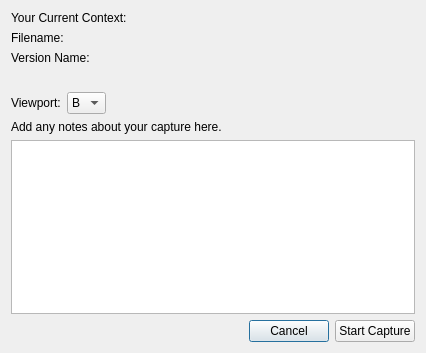
This is resources/dialog.ui in dlsisk/tk-softimage-captureversion as Qt 5 draws it before an edit. The edited form follows.
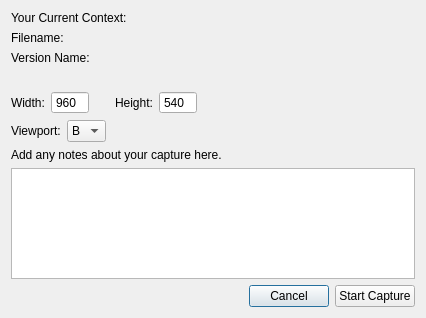
This is the edited form.

Diff of the .ui file:
```diff
--- a/resources/dialog.ui
+++ b/resources/dialog.ui
@@ -7,7 +7,7 @@
     <x>0</x>
     <y>0</y>
     <width>426</width>
-    <height>353</height>
+    <height>318</height>
    </rect>
   </property>
   <property name="windowTitle">
@@ -49,14 +49,96 @@
      <property name="orientation">
       <enum>Qt::Vertical</enum>
      </property>
+     <property name="sizeType">
+      <enum>QSizePolicy::Minimum</enum>
+     </property>
      <property name="sizeHint" stdset="0">
       <size>
-       <width>20</width>
-       <height>40</height>
+       <width>40</width>
+       <height>20</height>
       </size>
      </property>
     </spacer>
    </item>
+   <item>
+    <layout class="QHBoxLayout" name="horizontalLayout_3">
+     <item>
+      <widget class="QLabel" name="label_3">
+       <property name="text">
+        <string>Width:</string>
+       </property>
+      </widget>
+     </item>
+     <item>
+      <widget class="QSpinBox" name="widthEdit">
+       <property name="buttonSymbols">
+        <enum>QAbstractSpinBox::NoButtons</enum>
+       </property>
+       <property name="minimum">
+        <number>1</number>
+       </property>
+       <property name="maximum">
+        <number>6000</number>
+       </property>
+       <property name="value">
+        <number>960</number>
+       </property>
+      </widget>
+     </item>
+     <item>
+      <spacer name="horizontalSpacer_3">
+       <property name="orientation">
+        <enum>Qt::Horizontal</enum>
+       </property>
+       <property name="sizeType">
+        <enum>QSizePolicy::Fixed</enum>
+       </property>
+       <property name="sizeHint" stdset="0">
+        <size>
+         <width>20</width>
+         <height>20</height>
+        </size>
+       </property>
+      </spacer>
+     </item>
+     <item>
+      <widget class="QLabel" name="label_4">
+       <property name="text">
+        <string>Height:</string>
+       </property>
+      </widget>
+     </item>
+     <item>
+      <widget class="QSpinBox" name="heightEdit">
+       <property name="buttonSymbols">
+        <enum>QAbstractSpinBox::NoButtons</enum>
+       </property>
+       <property name="minimum">
+        <number>1</number>
+       </property>
+       <property name="maximum">
+        <number>6000</number>
+       </property>
+       <property name="value">
+        <number>540</number>
+       </property>
+      </widget>
+     </item>
+     <item>
+      <spacer name="horizontalSpacer_4">
+       <property name="orientation">
+        <enum>Qt::Horizontal</enum>
+       </property>
+       <property name="sizeHint" stdset="0">
+        <size>
+         <width>120</width>
+         <height>20</height>
+        </size>
+       </property>
+      </spacer>
+     </item>
+    </layout>
+   </item>
    <item>
     <layout class="QHBoxLayout" name="horizontalLayout_2">
      <item>
```
